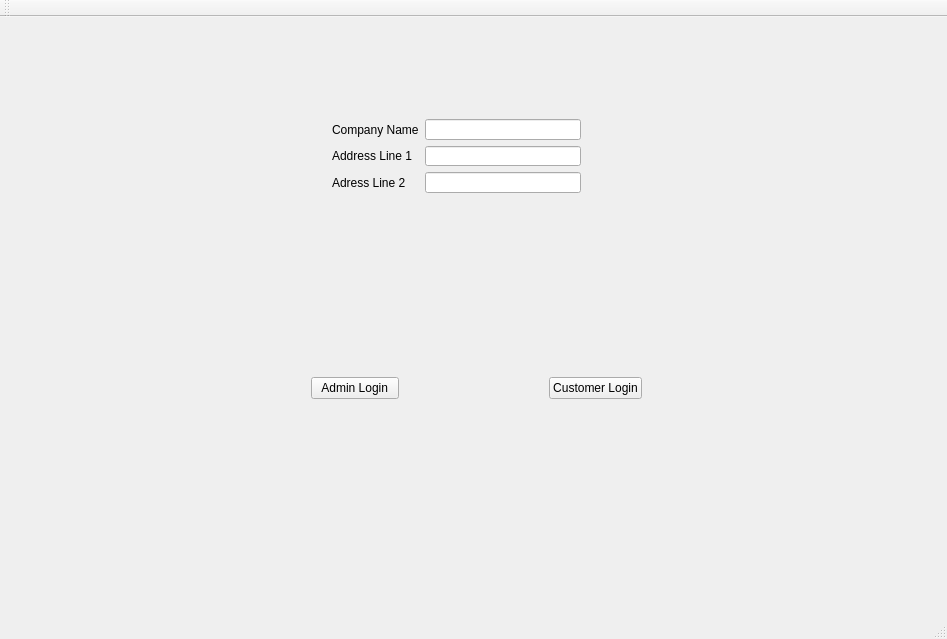
The window that IRobot/mainwindow.ui (OwlbitCode/CS-c1-project1) describes before a commit, drawn with Qt 5.
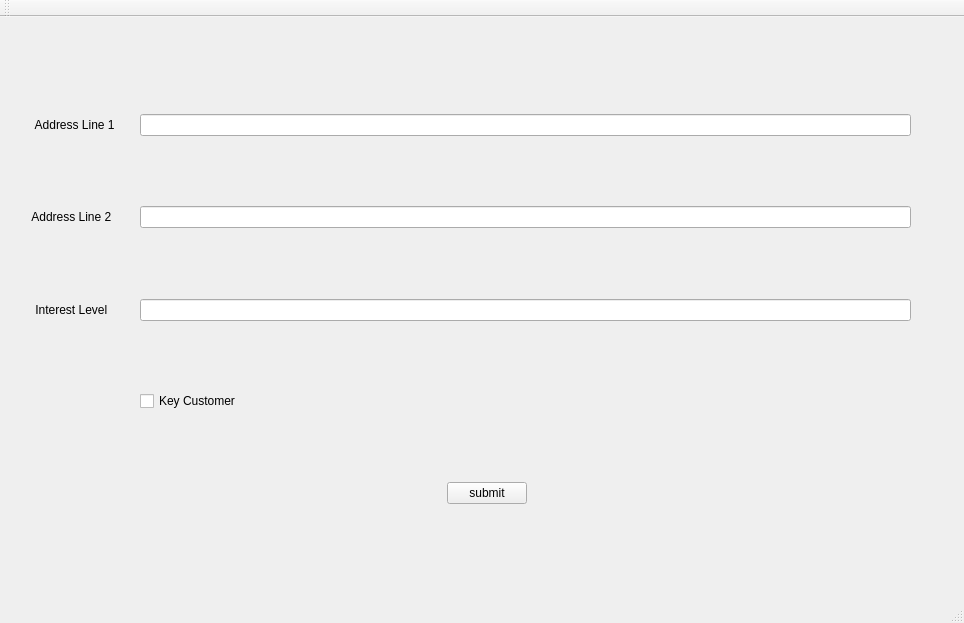
The same window after the commit. The open tabs and pages were chosen to show the change. Icons and pictures are not drawn.

Commit message:
Added request pamphelt and pitch window
i added a screen for request pamphlet but it is not functioning, finally got the sales pitch in there too

The edit to the form file:
```diff
--- a/IRobot/mainwindow.ui
+++ b/IRobot/mainwindow.ui
@@ -6,8 +6,8 @@
    <rect>
     <x>0</x>
     <y>0</y>
-    <width>947</width>
-    <height>639</height>
+    <width>964</width>
+    <height>623</height>
    </rect>
   </property>
   <property name="sizePolicy">
@@ -41,15 +41,9 @@
         </property>
         <layout class="QGridLayout" name="gridLayout">
          <item row="2" column="1">
-          <widget class="QLineEdit" name="address1Line"/>
-         </item>
-         <item row="3" column="1">
-          <widget class="QLineEdit" name="adress2Line"/>
-         </item>
-         <item row="3" column="0">
-          <widget class="QLabel" name="label_3">
+          <widget class="QLineEdit" name="address1Line">
            <property name="text">
-            <string>Adress Line 2</string>
+            <string>this does nothing</string>
            </property>
           </widget>
          </item>
@@ -66,7 +60,7 @@
          <item row="2" column="0">
           <widget class="QLabel" name="label_2">
            <property name="text">
-            <string>Address Line 1</string>
+            <string>Password</string>
            </property>
           </widget>
          </item>
@@ -136,7 +130,7 @@
           </widget>
          </item>
          <item>
-          <spacer name="horizontalSpacer_5">
+          <spacer name="horizontalSpacer_7">
            <property name="orientation">
             <enum>Qt::Horizontal</enum>
            </property>
@@ -165,19 +159,6 @@
        </widget>
       </widget>
       <widget class="QWidget" name="customer">
-       <widget class="QLabel" name="label_5">
-        <property name="geometry">
-         <rect>
-          <x>480</x>
-          <y>30</y>
-          <width>47</width>
-          <height>13</height>
-         </rect>
-        </property>
-        <property name="text">
-         <string>customer</string>
-        </property>
-       </widget>
        <widget class="QWidget" name="gridLayoutWidget_2">
         <property name="geometry">
          <rect>
@@ -667,6 +648,371 @@
        <zorder>opReturnMainButton</zorder>
        <zorder>opPageTitle</zorder>
       </widget>
+      <widget class="QWidget" name="page">
+       <widget class="QWidget" name="gridLayoutWidget_4">
+        <property name="geometry">
+         <rect>
+          <x>0</x>
+          <y>10</y>
+          <width>911</width>
+          <height>541</height>
+         </rect>
+        </property>
+        <layout class="QGridLayout" name="gridLayout_4">
+         <item row="3" column="0">
+          <widget class="QLabel" name="label_5">
+           <property name="text">
+            <string>   Address Line 2</string>
+           </property>
+          </widget>
+         </item>
+         <item row="5" column="1">
+          <widget class="QLineEdit" name="lineEdit_3"/>
+         </item>
+         <item row="1" column="1">
+          <widget class="QLineEdit" name="lineEdit"/>
+         </item>
+         <item row="3" column="1">
+          <widget class="QLineEdit" name="lineEdit_2"/>
+         </item>
+         <item row="5" column="0">
+          <widget class="QLabel" name="label_6">
+           <property name="text">
+            <string>    Interest Level        </string>
+           </property>
+          </widget>
+         </item>
+         <item row="6" column="1">
+          <spacer name="verticalSpacer_9">
+           <property name="orientation">
+            <enum>Qt::Vertical</enum>
+           </property>
+           <property name="sizeHint" stdset="0">
+            <size>
+             <width>20</width>
+             <height>40</height>
+            </size>
+           </property>
+          </spacer>
+         </item>
+         <item row="2" column="1">
+          <spacer name="verticalSpacer_7">
+           <property name="orientation">
+            <enum>Qt::Vertical</enum>
+           </property>
+           <property name="sizeHint" stdset="0">
+            <size>
+             <width>20</width>
+             <height>40</height>
+            </size>
+           </property>
+          </spacer>
+         </item>
+         <item row="7" column="1">
+          <layout class="QHBoxLayout" name="horizontalLayout_2">
+           <item>
+            <widget class="QCheckBox" name="checkBox">
+             <property name="text">
+              <string>Key Customer</string>
+             </property>
+            </widget>
+           </item>
+           <item>
+            <spacer name="horizontalSpacer_8">
+             <property name="orientation">
+              <enum>Qt::Horizontal</enum>
+             </property>
+             <property name="sizeHint" stdset="0">
+              <size>
+               <width>40</width>
+               <height>20</height>
+              </size>
+             </property>
+            </spacer>
+           </item>
+           <item>
+            <spacer name="horizontalSpacer_18">
+             <property name="orientation">
+              <enum>Qt::Horizontal</enum>
+             </property>
+             <property name="sizeHint" stdset="0">
+              <size>
+               <width>40</width>
+               <height>20</height>
+              </size>
+             </property>
+            </spacer>
+           </item>
+           <item>
+            <spacer name="horizontalSpacer_17">
+             <property name="orientation">
+              <enum>Qt::Horizontal</enum>
+             </property>
+             <property name="sizeHint" stdset="0">
+              <size>
+               <width>40</width>
+               <height>20</height>
+              </size>
+             </property>
+            </spacer>
+           </item>
+           <item>
+            <spacer name="horizontalSpacer_16">
+             <property name="orientation">
+              <enum>Qt::Horizontal</enum>
+             </property>
+             <property name="sizeHint" stdset="0">
+              <size>
+               <width>40</width>
+               <height>20</height>
+              </size>
+             </property>
+            </spacer>
+           </item>
+           <item>
+            <spacer name="horizontalSpacer_14">
+             <property name="orientation">
+              <enum>Qt::Horizontal</enum>
+             </property>
+             <property name="sizeHint" stdset="0">
+              <size>
+               <width>40</width>
+               <height>20</height>
+              </size>
+             </property>
+            </spacer>
+           </item>
+           <item>
+            <spacer name="horizontalSpacer_11">
+             <property name="orientation">
+              <enum>Qt::Horizontal</enum>
+             </property>
+             <property name="sizeHint" stdset="0">
+              <size>
+               <width>40</width>
+               <height>20</height>
+              </size>
+             </property>
+            </spacer>
+           </item>
+           <item>
+            <spacer name="horizontalSpacer_10">
+             <property name="orientation">
+              <enum>Qt::Horizontal</enum>
+             </property>
+             <property name="sizeHint" stdset="0">
+              <size>
+               <width>40</width>
+               <height>20</height>
+              </size>
+             </property>
+            </spacer>
+           </item>
+           <item>
+            <spacer name="horizontalSpacer_9">
+             <property name="orientation">
+              <enum>Qt::Horizontal</enum>
+             </property>
+             <property name="sizeHint" stdset="0">
+              <size>
+               <width>40</width>
+               <height>20</height>
+              </size>
+             </property>
+            </spacer>
+           </item>
+          </layout>
+         </item>
+         <item row="4" column="1">
+          <spacer name="verticalSpacer_8">
+           <property name="orientation">
+            <enum>Qt::Vertical</enum>
+           </property>
+           <property name="sizeHint" stdset="0">
+            <size>
+             <width>20</width>
+             <height>40</height>
+            </size>
+           </property>
+          </spacer>
+         </item>
+         <item row="8" column="1">
+          <spacer name="verticalSpacer_10">
+           <property name="orientation">
+            <enum>Qt::Vertical</enum>
+           </property>
+           <property name="sizeHint" stdset="0">
+            <size>
+             <width>20</width>
+             <height>40</height>
+            </size>
+           </property>
+          </spacer>
+         </item>
+         <item row="10" column="1">
+          <spacer name="verticalSpacer_12">
+           <property name="orientation">
+            <enum>Qt::Vertical</enum>
+           </property>
+           <property name="sizeHint" stdset="0">
+            <size>
+             <width>20</width>
+             <height>40</height>
+            </size>
+           </property>
+          </spacer>
+         </item>
+         <item row="1" column="0">
+          <widget class="QLabel" name="label_3">
+           <property name="text">
+            <string>    Address Line 1 </string>
+           </property>
+          </widget>
+         </item>
+         <item row="0" column="1">
+          <spacer name="verticalSpacer_11">
+           <property name="orientation">
+            <enum>Qt::Vertical</enum>
+           </property>
+           <property name="sizeHint" stdset="0">
+            <size>
+             <width>20</width>
+             <height>40</height>
+            </size>
+           </property>
+          </spacer>
+         </item>
+         <item row="9" column="1">
+          <layout class="QHBoxLayout" name="horizontalLayout_4">
+           <item>
+            <spacer name="horizontalSpacer_12">
+             <property name="orientation">
+              <enum>Qt::Horizontal</enum>
+             </property>
+             <property name="sizeHint" stdset="0">
+              <size>
+               <width>40</width>
+               <height>20</height>
+              </size>
+             </property>
+            </spacer>
+           </item>
+           <item>
+            <spacer name="horizontalSpacer_20">
+             <property name="orientation">
+              <enum>Qt::Horizontal</enum>
+             </property>
+             <property name="sizeHint" stdset="0">
+              <size>
+               <width>40</width>
+               <height>20</height>
+              </size>
+             </property>
+            </spacer>
+           </item>
+           <item>
+            <spacer name="horizontalSpacer_19">
+             <property name="orientation">
+              <enum>Qt::Horizontal</enum>
+             </property>
+             <property name="sizeHint" stdset="0">
+              <size>
+               <width>40</width>
+               <height>20</height>
+              </size>
+             </property>
+            </spacer>
+           </item>
+           <item>
+            <spacer name="horizontalSpacer_24">
+             <property name="orientation">
+              <enum>Qt::Horizontal</enum>
+             </property>
+             <property name="sizeHint" stdset="0">
+              <size>
+               <width>40</width>
+               <height>20</height>
+              </size>
+             </property>
+            </spacer>
+           </item>
+           <item>
+            <widget class="QPushButton" name="pushButton_10">
+             <property name="text">
+              <string>submit</string>
+             </property>
+            </widget>
+           </item>
+           <item>
+            <spacer name="horizontalSpacer_22">
+             <property name="orientation">
+              <enum>Qt::Horizontal</enum>
+             </property>
+             <property name="sizeHint" stdset="0">
+              <size>
+               <width>40</width>
+               <height>20</height>
+              </size>
+             </property>
+            </spacer>
+           </item>
+           <item>
+            <spacer name="horizontalSpacer_21">
+             <property name="orientation">
+              <enum>Qt::Horizontal</enum>
+             </property>
+             <property name="sizeHint" stdset="0">
+              <size>
+               <width>40</width>
+               <height>20</height>
+              </size>
+             </property>
+            </spacer>
+           </item>
+           <item>
+            <spacer name="horizontalSpacer_23">
+             <property name="orientation">
+              <enum>Qt::Horizontal</enum>
+             </property>
+             <property name="sizeHint" stdset="0">
+              <size>
+               <width>40</width>
+               <height>20</height>
+              </size>
+             </property>
+            </spacer>
+           </item>
+           <item>
+            <spacer name="horizontalSpacer_15">
+             <property name="orientation">
+              <enum>Qt::Horizontal</enum>
+             </property>
+             <property name="sizeHint" stdset="0">
+              <size>
+               <width>40</width>
+               <height>20</height>
+              </size>
+             </property>
+            </spacer>
+           </item>
+           <item>
+            <spacer name="horizontalSpacer_13">
+             <property name="orientation">
+              <enum>Qt::Horizontal</enum>
+             </property>
+             <property name="sizeHint" stdset="0">
+              <size>
+               <width>40</width>
+               <height>20</height>
+              </size>
+             </property>
+            </spacer>
+           </item>
+          </layout>
+         </item>
+        </layout>
+       </widget>
+      </widget>
      </widget>
     </item>
    </layout>
```
Left out of the diff: 281 changed lines with no effect on the pictures. The commit also changes 3 other files.
